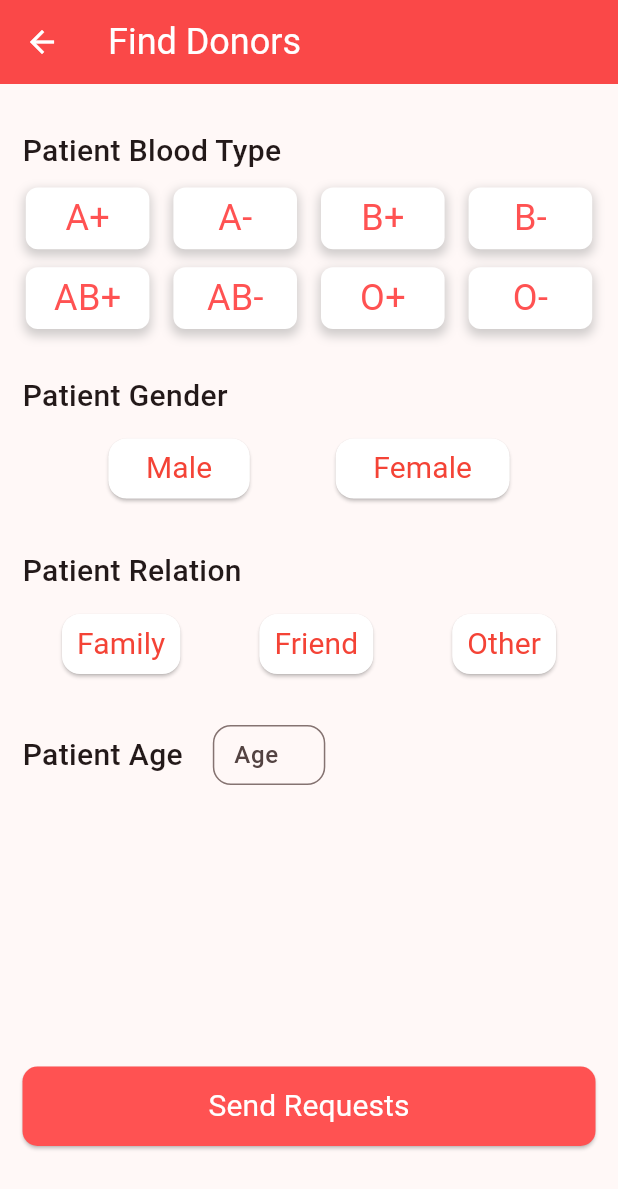
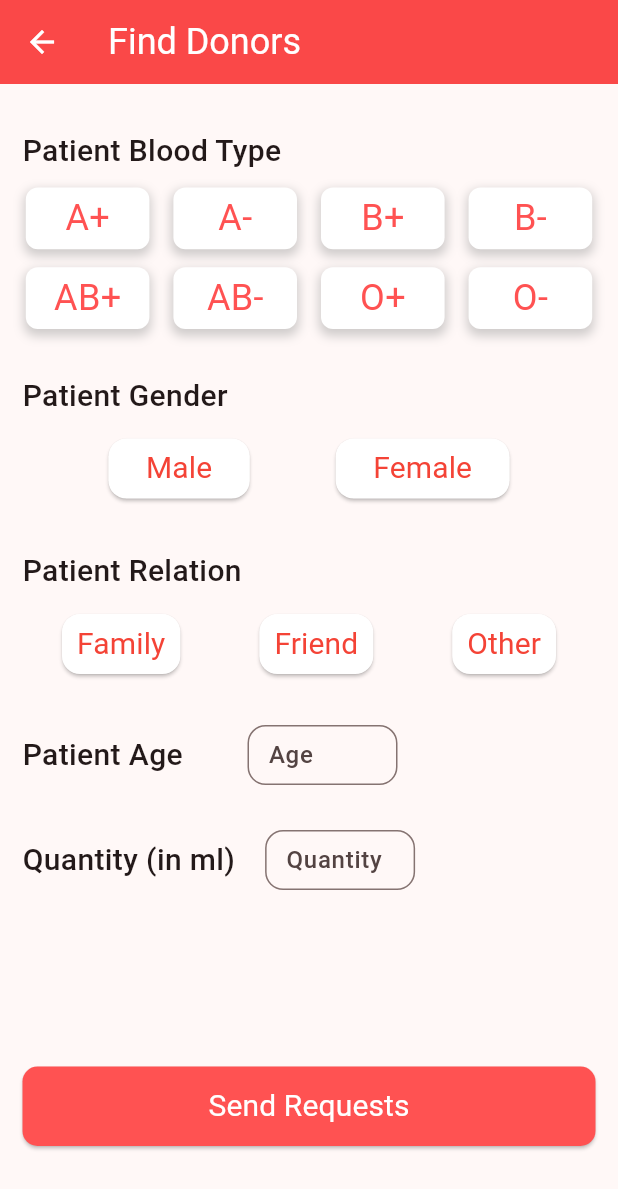
Before and after one commit to Rohit-2412/Blood-Bank, a Flutter app: the FindDonors screen opened by its route, on a phone screen of 412 x 824 dp. Shown: the top 1189 px of the screen. Run offline on Flutter 3.47's test engine with Material 2 defaults, Android fonts, the phone set to English and light mode, and no system bars; our stand-ins replace cloud_firestore, firebase_auth, firebase_core, pinput, shared_preferences, smooth_page_indicator; accounts and stored records are empty.

```diff
--- a/lib/models/patient_request.dart
+++ b/lib/models/patient_request.dart
@@ -1,18 +1,22 @@
 class PatientRequest {
+  String id;
   String bloodType;
   String gender;
   String relation;
   String age;
   String createdAt;
   String phoneNumber;
+  String qty;
 
   PatientRequest({
+    required this.id,
     required this.bloodType,
     required this.age,
     required this.createdAt,
     required this.gender,
     required this.phoneNumber,
     required this.relation,
+    required this.qty,
   });
 
   factory PatientRequest.fromMap(Map<String, dynamic> map) {
@@ -23,6 +27,8 @@ class PatientRequest {
       gender: map['gender'] ?? "",
       phoneNumber: map['phoneNumber'] ?? "",
       relation: map['relation'] ?? "",
+      id: map['id'] ?? "",
+      qty: map['qty'] ?? "",
     );
   }
 
@@ -33,7 +39,9 @@ class PatientRequest {
       "gender": gender,
       'relation': relation,
       'phoneNumber': phoneNumber,
-      'createdAt': createdAt
+      'createdAt': createdAt,
+      'id': id,
+      'qty': qty,
     };
   }
 }
--- a/lib/provider/auth_provider.dart
+++ b/lib/provider/auth_provider.dart
@@ -186,14 +186,15 @@ class AuthProvider extends ChangeNotifier {
   Future saveRequest(BuildContext context, PatientRequest request) async {
     _isLoading = true;
     try {
-      // add phone number and createdAt
+      // add phone number and createdAt and id
       request.createdAt = DateTime.now().millisecondsSinceEpoch.toString();
       request.phoneNumber = _userModel!.phoneNumber;
+      request.id = generateUniqueId();
 
       // add this data to firestore
       await _firestore
           .collection("requests")
-          .doc(generateUniqueId())
+          .doc(request.id)
           .set(request.toMap())
           .then((value) => _isLoading = false);
     } catch (e) {
--- a/lib/screens/find_donors_screen.dart
+++ b/lib/screens/find_donors_screen.dart
@@ -17,6 +17,7 @@ class _FindDonorsState extends State<FindDonors> {
   String bloodType = "";
   String relation = "";
   String age = "";
+  String quantity = "";
 
   List<String> genders = ["Male", "Female"];
 
@@ -112,6 +113,11 @@ class _FindDonorsState extends State<FindDonors> {
 
                     _buildPatientAgeComponent(),
 
+                    const SizedBox(height: 30),
+
+                    // quantity box
+                    _buildQuantityBox(),
+
                     const Spacer(),
 
                     // send requests button
@@ -178,8 +184,10 @@ class _FindDonorsState extends State<FindDonors> {
   SizedBox _buildPatientAgeComponent() {
     return SizedBox(
       height: 40,
+      width: 250,
       child: Row(
         crossAxisAlignment: CrossAxisAlignment.center,
+        mainAxisAlignment: MainAxisAlignment.spaceBetween,
         children: [
           const Text(
             "Patient Age",
@@ -190,7 +198,7 @@ class _FindDonorsState extends State<FindDonors> {
           ),
           const SizedBox(width: 20),
           SizedBox(
-            width: 75,
+            width: 100,
             child: TextField(
               onChanged: (value) {
                 setState(() {
@@ -224,7 +232,7 @@ class _FindDonorsState extends State<FindDonors> {
 
   void handleSubmit() {
     // if any of the field is empty show error message in snackbar
-    if (bloodType == "" || relation == "" || age == "") {
+    if (bloodType == "" || relation == "" || age == "" || quantity == "") {
       MyWidget.showSnackBar(context, "Please fill all the fields");
     } else {
       final ap = Provider.of<AuthProvider>(context, listen: false);
@@ -236,6 +244,8 @@ class _FindDonorsState extends State<FindDonors> {
         relation: relation,
         phoneNumber: '',
         createdAt: '',
+        id: '',
+        qty: quantity,
       );
 
       ap.saveRequest(context, request).then(
@@ -329,4 +339,53 @@ class _FindDonorsState extends State<FindDonors> {
       ),
     );
   }
+
+  Widget _buildQuantityBox() {
+    return SizedBox(
+      height: 40,
+      width: 250,
+      child: Row(
+        crossAxisAlignment: CrossAxisAlignment.center,
+        mainAxisAlignment: MainAxisAlignment.spaceBetween,
+        children: [
+          const Text(
+            "Quantity (in ml)",
+            style: TextStyle(
+              fontSize: 20,
+              fontWeight: FontWeight.w500,
+            ),
+          ),
+          const SizedBox(width: 20),
+          SizedBox(
+            width: 100,
+            child: TextField(
+              onChanged: (value) {
+                setState(() {
+                  quantity = value;
+                });
+              },
+              keyboardType: TextInputType.number,
+              decoration: InputDecoration(
+                focusedBorder: OutlineInputBorder(
+                  borderRadius: BorderRadius.circular(8),
+                  borderSide: const BorderSide(
+                      color: CustomColors.firstGradientColor, width: 2),
+                ),
+                hintText: "Quantity",
+                hintStyle: const TextStyle(
+                  fontSize: 16,
+                  fontWeight: FontWeight.w500,
+                ),
+                contentPadding:
+                    const EdgeInsets.symmetric(vertical: 5, horizontal: 10),
+                border: OutlineInputBorder(
+                  borderRadius: BorderRadius.circular(12),
+                ),
+              ),
+            ),
+          ),
+        ],
+      ),
+    );
+  }
 }
```
Also changed, not shown: lib/screens/requests_screen.dart (+60 -18 lines), lib/utils/helper_functions.dart (added, +15 -0 lines).
